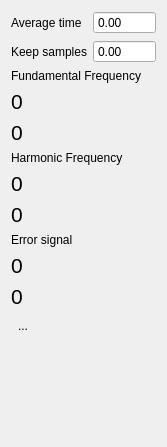
Before: the Qt Designer form digitalLock/ui/LockStatus.ui in MonroeQuantumNetworks/IonControl, drawn with Qt 5.
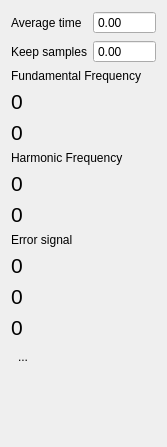
After: the same form once the commit is applied. Icons and pictures are not drawn. Custom widgets are drawn as their Qt base class.

Commit message: report errorsig RMS

The edit to the form file:
```diff
--- a/digitalLock/ui/LockStatus.ui
+++ b/digitalLock/ui/LockStatus.ui
@@ -181,6 +181,30 @@
       <font>
        <pointsize>16</pointsize>
       </font>
+     </property>
+     <property name="toolTip">
+      <string>pk-pk</string>
+     </property>
+     <property name="text">
+      <string>0</string>
+     </property>
+    </widget>
+   </item>
+   <item>
+    <widget class="QLabel" name="errorSignalRMSLabel">
+     <property name="sizePolicy">
+      <sizepolicy hsizetype="Preferred" vsizetype="Preferred">
+       <horstretch>1</horstretch>
+       <verstretch>0</verstretch>
+      </sizepolicy>
+     </property>
+     <property name="font">
+      <font>
+       <pointsize>16</pointsize>
+      </font>
+     </property>
+     <property name="toolTip">
+      <string>rms residual</string>
      </property>
      <property name="text">
       <string>0</string>
```
Left out of the diff: 18 changed lines with no effect on the pictures. The commit also changes 2 other files.
